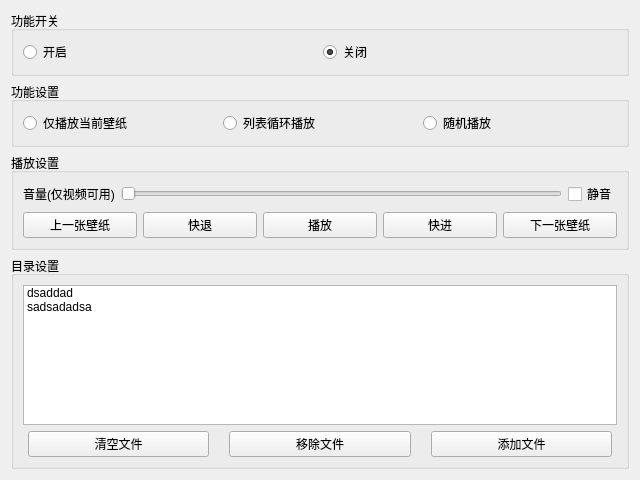
Above: WallpaperSystem/WallpaperWidget.ui from afx919/DesktopSystems before the change. Below: the same form after it.
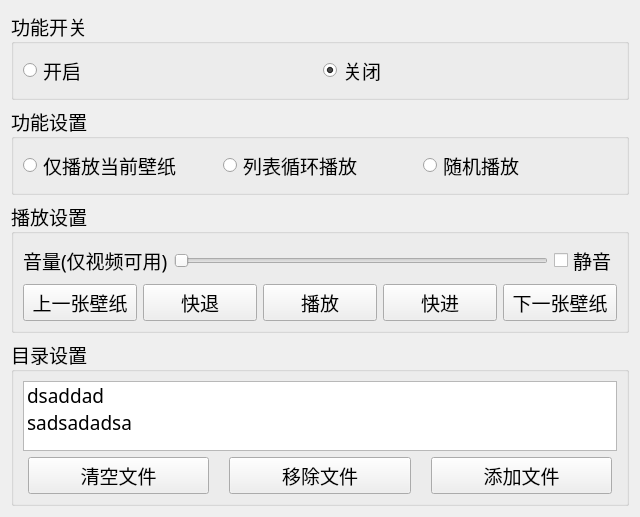
That is the form after the change. Icons and pictures are not drawn. Custom widgets are drawn as their Qt base class.

The edit to the form file:
```diff
--- a/WallpaperSystem/WallpaperWidget.ui
+++ b/WallpaperSystem/WallpaperWidget.ui
@@ -19,12 +19,24 @@
   <layout class="QVBoxLayout" name="verticalLayout">
    <item>
     <widget class="QGroupBox" name="switch_groupbox">
+     <property name="font">
+      <font>
+       <family>微软雅黑</family>
+       <pointsize>14</pointsize>
+      </font>
+     </property>
      <property name="title">
       <string>功能开关</string>
      </property>
      <layout class="QHBoxLayout" name="horizontalLayout">
       <item>
        <widget class="QRadioButton" name="on_radio">
+        <property name="font">
+         <font>
+          <family>微软雅黑</family>
+          <pointsize>14</pointsize>
+         </font>
+        </property>
         <property name="toolTip">
          <string>启用壁纸插件</string>
         </property>
@@ -35,6 +47,12 @@
       </item>
       <item>
        <widget class="QRadioButton" name="off_radio">
+        <property name="font">
+         <font>
+          <family>微软雅黑</family>
+          <pointsize>14</pointsize>
+         </font>
+        </property>
         <property name="toolTip">
          <string>关闭壁纸插件</string>
         </property>
@@ -51,12 +69,24 @@
    </item>
    <item>
     <widget class="QGroupBox" name="function_groupbox">
+     <property name="font">
+      <font>
+       <family>微软雅黑</family>
+       <pointsize>14</pointsize>
+      </font>
+     </property>
      <property name="title">
       <string>功能设置</string>
      </property>
      <layout class="QHBoxLayout" name="horizontalLayout_2">
       <item>
        <widget class="QRadioButton" name="once_radio">
+        <property name="font">
+         <font>
+          <family>微软雅黑</family>
+          <pointsize>14</pointsize>
+         </font>
+        </property>
         <property name="text">
          <string>仅播放当前壁纸</string>
         </property>
@@ -64,6 +94,12 @@
       </item>
       <item>
        <widget class="QRadioButton" name="loop_radio">
+        <property name="font">
+         <font>
+          <family>微软雅黑</family>
+          <pointsize>14</pointsize>
+         </font>
+        </property>
         <property name="text">
          <string>列表循环播放</string>
         </property>
@@ -71,6 +107,12 @@
       </item>
       <item>
        <widget class="QRadioButton" name="random_radio">
+        <property name="font">
+         <font>
+          <family>微软雅黑</family>
+          <pointsize>14</pointsize>
+         </font>
+        </property>
         <property name="text">
          <string>随机播放</string>
         </property>
@@ -81,6 +123,12 @@
    </item>
    <item>
     <widget class="QGroupBox" name="play_groupbox">
+     <property name="font">
+      <font>
+       <family>微软雅黑</family>
+       <pointsize>14</pointsize>
+      </font>
+     </property>
      <property name="title">
       <string>播放设置</string>
      </property>
@@ -89,6 +137,12 @@
        <layout class="QHBoxLayout" name="horizontalLayout_5">
         <item>
          <widget class="QLabel" name="label">
+          <property name="font">
+           <font>
+            <family>微软雅黑</family>
+            <pointsize>14</pointsize>
+           </font>
+          </property>
           <property name="text">
            <string>音量(仅视频可用)</string>
           </property>
@@ -96,6 +150,12 @@
         </item>
         <item>
          <widget class="QSlider" name="volume_slider">
+          <property name="font">
+           <font>
+            <family>微软雅黑</family>
+            <pointsize>14</pointsize>
+           </font>
+          </property>
           <property name="maximum">
            <number>100</number>
           </property>
@@ -106,6 +166,12 @@
         </item>
         <item>
          <widget class="QCheckBox" name="mute_checkbox">
+          <property name="font">
+           <font>
+            <family>微软雅黑</family>
+            <pointsize>14</pointsize>
+           </font>
+          </property>
           <property name="text">
            <string>静音</string>
           </property>
@@ -117,6 +183,12 @@
        <layout class="QHBoxLayout" name="horizontalLayout_6">
         <item>
          <widget class="QPushButton" name="prev_button">
+          <property name="font">
+           <font>
+            <family>微软雅黑</family>
+            <pointsize>14</pointsize>
+           </font>
+          </property>
           <property name="text">
            <string>上一张壁纸</string>
           </property>
@@ -124,6 +196,12 @@
         </item>
         <item>
          <widget class="QPushButton" name="fast_backward_button">
+          <property name="font">
+           <font>
+            <family>微软雅黑</family>
+            <pointsize>14</pointsize>
+           </font>
+          </property>
           <property name="text">
            <string>快退</string>
           </property>
@@ -131,6 +209,12 @@
         </item>
         <item>
          <widget class="QPushButton" name="play_pause_button">
+          <property name="font">
+           <font>
+            <family>微软雅黑</family>
+            <pointsize>14</pointsize>
+           </font>
+          </property>
           <property name="text">
            <string>播放</string>
           </property>
@@ -138,6 +222,12 @@
         </item>
         <item>
          <widget class="QPushButton" name="fast_forward_button">
+          <property name="font">
+           <font>
+            <family>微软雅黑</family>
+            <pointsize>14</pointsize>
+           </font>
+          </property>
           <property name="text">
            <string>快进</string>
           </property>
@@ -145,6 +235,12 @@
         </item>
         <item>
          <widget class="QPushButton" name="next_button">
+          <property name="font">
+           <font>
+            <family>微软雅黑</family>
+            <pointsize>14</pointsize>
+           </font>
+          </property>
           <property name="text">
            <string>下一张壁纸</string>
           </property>
@@ -157,12 +253,24 @@
    </item>
    <item>
     <widget class="QGroupBox" name="directory_groupbox">
+     <property name="font">
+      <font>
+       <family>微软雅黑</family>
+       <pointsize>14</pointsize>
+      </font>
+     </property>
      <property name="title">
       <string>目录设置</string>
      </property>
      <layout class="QVBoxLayout" name="verticalLayout_2">
       <item>
        <widget class="QMenuListWidget" name="listWidget">
+        <property name="font">
+         <font>
+          <family>微软雅黑</family>
+          <pointsize>14</pointsize>
+         </font>
+        </property>
         <property name="acceptDrops">
          <bool>false</bool>
         </property>
@@ -210,6 +318,12 @@
         </property>
         <item>
          <widget class="QPushButton" name="clean_file_button">
+          <property name="font">
+           <font>
+            <family>微软雅黑</family>
+            <pointsize>14</pointsize>
+           </font>
+          </property>
           <property name="text">
            <string>清空文件</string>
           </property>
@@ -217,6 +331,12 @@
         </item>
         <item>
          <widget class="QPushButton" name="remove_file_button">
+          <property name="font">
+           <font>
+            <family>微软雅黑</family>
+            <pointsize>14</pointsize>
+           </font>
+          </property>
           <property name="text">
            <string>移除文件</string>
           </property>
@@ -224,6 +344,12 @@
         </item>
         <item>
          <widget class="QPushButton" name="add_file_button">
+          <property name="font">
+           <font>
+            <family>微软雅黑</family>
+            <pointsize>14</pointsize>
+           </font>
+          </property>
           <property name="text">
            <string>添加文件</string>
           </property>
```
